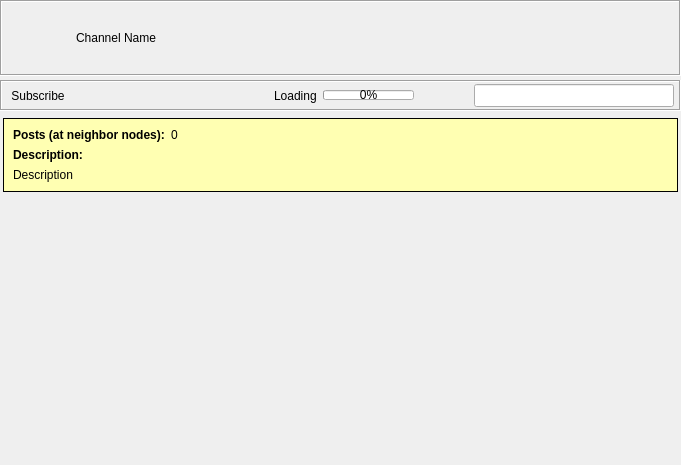
The window that retroshare-gui/src/gui/gxschannels/GxsChannelPostsWidget.ui (RetroShare/RetroShare) describes before a commit, drawn with Qt 5.
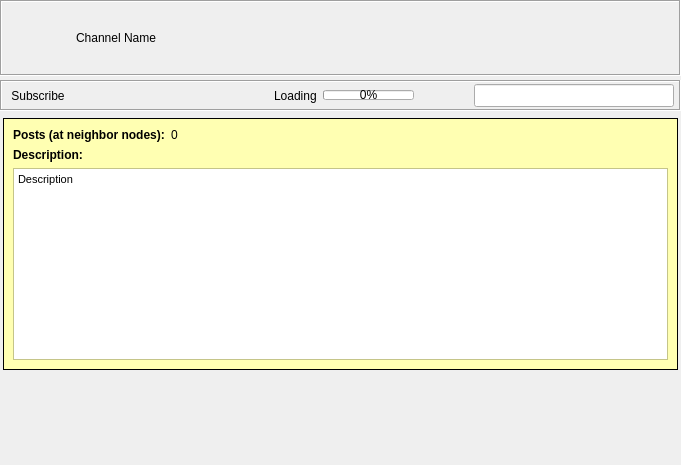
The same window after the commit. Icons and pictures are not drawn. Custom widgets are drawn as their Qt base class.

Commit message: Used QTextBrowser to show the channel description for unsubscribed groups to avoid the horizontal growing of the channel list.

```diff
--- a/retroshare-gui/src/gui/gxschannels/GxsChannelPostsWidget.ui
+++ b/retroshare-gui/src/gui/gxschannels/GxsChannelPostsWidget.ui
@@ -410,12 +410,13 @@
             </widget>
            </item>
            <item row="2" column="0" colspan="2">
-            <widget class="QLabel" name="infoDescription">
-             <property name="text">
-              <string notr="true">Description</string>
-             </property>
-             <property name="wordWrap">
-              <bool>true</bool>
+            <widget class="QTextBrowser" name="infoDescription">
+             <property name="html">
+              <string notr="true">&lt;!DOCTYPE HTML PUBLIC &quot;-//W3C//DTD HTML 4.0//EN&quot; &quot;http://www.w3.org/TR/REC-html40/strict.dtd&quot;&gt;
+&lt;html&gt;&lt;head&gt;&lt;meta name=&quot;qrichtext&quot; content=&quot;1&quot; /&gt;&lt;style type=&quot;text/css&quot;&gt;
+p, li { white-space: pre-wrap; }
+&lt;/style&gt;&lt;/head&gt;&lt;body style=&quot; font-family:'MS Shell Dlg 2'; font-size:8.25pt; font-weight:400; font-style:normal;&quot;&gt;
+&lt;p style=&quot; margin-top:0px; margin-bottom:0px; margin-left:0px; margin-right:0px; -qt-block-indent:0; text-indent:0px;&quot;&gt;Description&lt;/p&gt;&lt;/body&gt;&lt;/html&gt;</string>
              </property>
              <property name="textInteractionFlags">
               <set>Qt::LinksAccessibleByMouse|Qt::TextSelectableByMouse</set>
@@ -434,8 +435,8 @@
         </property>
         <property name="sizeHint" stdset="0">
          <size>
-          <width>20</width>
-          <height>40</height>
+          <width>0</width>
+          <height>0</height>
          </size>
         </property>
        </spacer>
```
Left out of the diff: 3 changed lines with no effect on the pictures.
